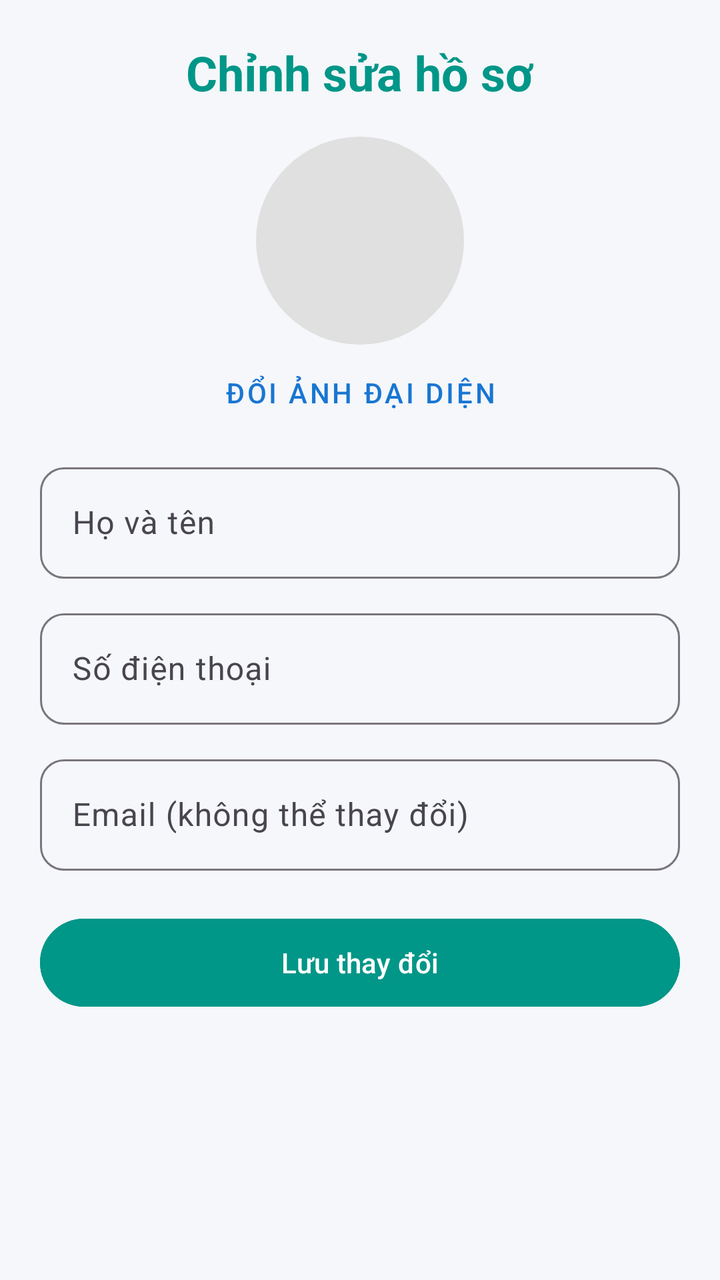
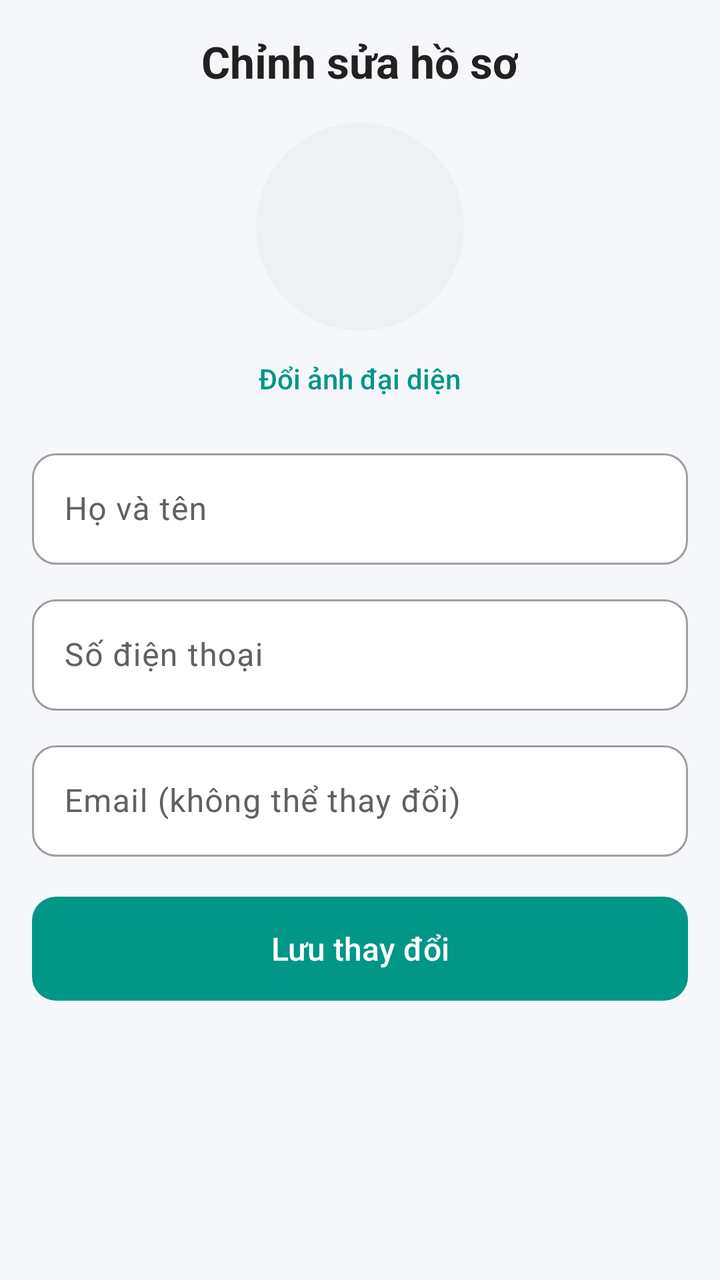

The first picture is an Android layout as it rendered before a commit; the second is the same layout after the commit. The layout source and the unified diff follow.
<!-- AndroidManifest.xml: application theme Theme.QLPT -->
<!-- res/layout/activity_edit_profile.xml -->
<?xml version="1.0" encoding="utf-8"?>
<ScrollView xmlns:android="http://schemas.android.com/apk/res/android"
    android:layout_width="match_parent"
    android:layout_height="match_parent"
    android:background="#F5F7FA"
    android:fillViewport="true">

    <LinearLayout
        android:layout_width="match_parent"
        android:layout_height="wrap_content"
        android:gravity="center_horizontal"
        android:orientation="vertical"
        android:padding="20dp">

        <TextView
            android:layout_width="wrap_content"
            android:layout_height="wrap_content"
            android:text="Chỉnh sửa hồ sơ"
            android:textColor="#009688"
            android:textSize="24sp"
            android:textStyle="bold" />

        <ImageView
            android:id="@+id/imgAvatar"
            android:layout_width="104dp"
            android:layout_height="104dp"
            android:layout_marginTop="16dp"
            android:background="@drawable/bg_circle"
            android:scaleType="centerCrop" />

        <Button
            android:id="@+id/btnPickAvatar"
            style="@style/Widget.MaterialComponents.Button.TextButton"
            android:layout_width="wrap_content"
            android:layout_height="wrap_content"
            android:text="Đổi ảnh đại diện" />

        <com.google.android.material.textfield.TextInputLayout
            android:layout_width="match_parent"
            android:layout_height="wrap_content"
            android:layout_marginTop="8dp"
            android:hint="Họ và tên">

            <com.google.android.material.textfield.TextInputEditText
                android:id="@+id/edtName"
                android:layout_width="match_parent"
                android:layout_height="wrap_content"
                android:inputType="textPersonName" />
        </com.google.android.material.textfield.TextInputLayout>

        <com.google.android.material.textfield.TextInputLayout
            android:layout_width="match_parent"
            android:layout_height="wrap_content"
            android:layout_marginTop="12dp"
            android:hint="Số điện thoại">

            <com.google.android.material.textfield.TextInputEditText
                android:id="@+id/edtPhone"
                android:layout_width="match_parent"
                android:layout_height="wrap_content"
                android:inputType="phone" />
        </com.google.android.material.textfield.TextInputLayout>

        <com.google.android.material.textfield.TextInputLayout
            android:layout_width="match_parent"
            android:layout_height="wrap_content"
            android:layout_marginTop="12dp"
            android:hint="Email (không thể thay đổi)">

            <com.google.android.material.textfield.TextInputEditText
                android:id="@+id/edtEmail"
                android:layout_width="match_parent"
                android:layout_height="wrap_content"
                android:enabled="false"
                android:inputType="textEmailAddress" />
        </com.google.android.material.textfield.TextInputLayout>

        <Button
            android:id="@+id/btnSave"
            android:layout_width="match_parent"
            android:layout_height="52dp"
            android:layout_marginTop="20dp"
            android:backgroundTint="#009688"
            android:text="Lưu thay đổi" />

        <ProgressBar
            android:id="@+id/progress"
            android:layout_width="wrap_content"
            android:layout_height="wrap_content"
            android:layout_marginTop="12dp"
            android:visibility="gone" />
    </LinearLayout>
</ScrollView>
<!-- resources referenced by this layout -->
<resources>
  <!-- drawable bg_circle (drawable) -->
  <?xml version="1.0" encoding="utf-8"?>
  <shape xmlns:android="http://schemas.android.com/apk/res/android"
      android:shape="oval">
      <solid android:color="#E0E0E0" />
  </shape>
  <style name="Base.Theme.QLPT" parent="Theme.Material3.DayNight.NoActionBar">
          <item name="colorPrimary">@color/colorPrimary</item>
          <item name="colorPrimaryDark">@color/colorPrimaryDark</item>
          <item name="colorAccent">@color/colorAccent</item>
          <item name="android:statusBarColor">@color/colorPrimaryDark</item>
          <item name="textInputStyle">@style/App.TextInput</item>
      </style>
  <color name="colorPrimary">#1976D2</color>
  <color name="colorPrimaryDark">#1565C0</color>
  <color name="colorAccent">#FF6F00</color>
  <style name="App.TextInput" parent="Widget.Material3.TextInputLayout.OutlinedBox">
          <item name="boxCornerRadiusTopStart">12dp</item>
          <item name="boxCornerRadiusTopEnd">12dp</item>
          <item name="boxCornerRadiusBottomStart">12dp</item>
          <item name="boxCornerRadiusBottomEnd">12dp</item>
      </style>
  <!-- unchanged entries left out for length: 1 -->
</resources>

<!-- the commit's change to res/layout/activity_edit_profile.xml (unified diff, before → after) -->
@@ -1,24 +1,24 @@
 <?xml version="1.0" encoding="utf-8"?>
-<ScrollView xmlns:android="http://schemas.android.com/apk/res/android"
+<ScrollView
+    xmlns:android="http://schemas.android.com/apk/res/android"
     android:layout_width="match_parent"
     android:layout_height="match_parent"
-    android:background="#F5F7FA"
-    android:fillViewport="true">
+    android:background="@color/qlpt_background"
+    android:fillViewport="true"
+    android:fitsSystemWindows="true">
 
     <LinearLayout
         android:layout_width="match_parent"
         android:layout_height="wrap_content"
         android:gravity="center_horizontal"
         android:orientation="vertical"
-        android:padding="20dp">
+        android:padding="16dp">
 
         <TextView
             android:layout_width="wrap_content"
             android:layout_height="wrap_content"
             android:text="Chỉnh sửa hồ sơ"
-            android:textColor="#009688"
-            android:textSize="24sp"
-            android:textStyle="bold" />
+            android:textAppearance="@style/TextAppearance.QLPT.ScreenTitle" />
 
         <ImageView
             android:id="@+id/imgAvatar"
@@ -30,7 +30,7 @@
 
         <Button
             android:id="@+id/btnPickAvatar"
-            style="@style/Widget.MaterialComponents.Button.TextButton"
+            style="@style/Widget.QLPT.Button.Text"
             android:layout_width="wrap_content"
             android:layout_height="wrap_content"
             android:text="Đổi ảnh đại diện" />
@@ -77,10 +77,10 @@
 
         <Button
             android:id="@+id/btnSave"
+            style="@style/Widget.QLPT.Button.Large"
             android:layout_width="match_parent"
-            android:layout_height="52dp"
+            android:layout_height="wrap_content"
             android:layout_marginTop="20dp"
-            android:backgroundTint="#009688"
             android:text="Lưu thay đổi" />
 
         <ProgressBar
<!-- resource entries referenced after the edit -->
@@ -1,27 +1,124 @@
 <!-- resources referenced by this layout -->
 <resources>
+  <color name="qlpt_background">#F5F7FA</color>
   <!-- drawable bg_circle (drawable) -->
   <?xml version="1.0" encoding="utf-8"?>
   <shape xmlns:android="http://schemas.android.com/apk/res/android"
       android:shape="oval">
-      <solid android:color="#E0E0E0" />
+      <solid android:color="@color/qlpt_neutral_bg" />
   </shape>
-  <style name="Base.Theme.QLPT" parent="Theme.Material3.DayNight.NoActionBar">
+  <style name="TextAppearance.QLPT.ScreenTitle" parent="TextAppearance.Material3.HeadlineSmall">
+          <item name="android:textSize">22sp</item>
+          <item name="android:textStyle">bold</item>
+          <item name="android:textColor">@color/qlpt_text</item>
+      </style>
+  <style name="Widget.QLPT.Button.Large">
+          <item name="android:minHeight">52dp</item>
+          <item name="android:insetTop">0dp</item>
+          <item name="android:insetBottom">0dp</item>
+          <item name="android:textSize">16sp</item>
+      </style>
+  <style name="Widget.QLPT.Button.Text" parent="Widget.Material3.Button.TextButton">
+          <item name="android:textAllCaps">false</item>
+          <item name="android:letterSpacing">0</item>
+      </style>
+  <color name="qlpt_neutral_bg">#EEF0F2</color>
+  <color name="qlpt_text">#212121</color>
+  <style name="Base.Theme.QLPT" parent="Theme.Material3.Light.NoActionBar">
+          
           <item name="colorPrimary">@color/colorPrimary</item>
+          <item name="colorOnPrimary">@color/qlpt_surface</item>
+          <item name="colorPrimaryContainer">@color/qlpt_primary_container</item>
+          <item name="colorOnPrimaryContainer">@color/qlpt_on_primary_container</item>
           <item name="colorPrimaryDark">@color/colorPrimaryDark</item>
           <item name="colorAccent">@color/colorAccent</item>
+  
+          
+          <item name="colorSecondary">@color/qlpt_accent</item>
+          <item name="colorOnSecondary">@color/qlpt_surface</item>
+          <item name="colorSecondaryContainer">@color/qlpt_primary_container</item>
+          <item name="colorOnSecondaryContainer">@color/qlpt_on_primary_container</item>
+  
+          <item name="colorError">@color/qlpt_error</item>
+  
+          
+          <item name="android:colorBackground">@color/qlpt_background</item>
+          <item name="colorSurface">@color/qlpt_surface</item>
+          <item name="colorSurfaceContainer">@color/qlpt_surface</item>
+          <item name="colorOnSurface">@color/qlpt_text</item>
+          <item name="colorOnSurfaceVariant">@color/qlpt_text_secondary</item>
+          <item name="colorOutline">@color/qlpt_text_hint</item>
+          <item name="colorOutlineVariant">@color/qlpt_border</item>
+  
+          
           <item name="android:statusBarColor">@color/colorPrimaryDark</item>
+          <item name="android:windowLightStatusBar">@bool/qlpt_light_status_bar</item>
+  
+          
+          <item name="materialButtonStyle">@style/Widget.QLPT.Button</item>
+          <item name="materialButtonOutlinedStyle">@style/Widget.QLPT.Button.Outlined</item>
+          <item name="materialCardViewStyle">@style/Widget.QLPT.Card</item>
           <item name="textInputStyle">@style/App.TextInput</item>
+          <item name="bottomNavigationStyle">@style/Widget.QLPT.BottomNav</item>
+          <item name="bottomSheetDialogTheme">@style/ThemeOverlay.QLPT.BottomSheetDialog</item>
       </style>
-  <color name="colorPrimary">#1976D2</color>
-  <color name="colorPrimaryDark">#1565C0</color>
-  <color name="colorAccent">#FF6F00</color>
+  <color name="colorPrimary">@color/qlpt_primary</color>
+  <color name="qlpt_surface">#FFFFFF</color>
+  <color name="qlpt_primary_container">#E0F2F1</color>
+  <color name="qlpt_on_primary_container">#00695C</color>
+  <color name="colorPrimaryDark">@color/qlpt_primary_dark</color>
+  <color name="colorAccent">@color/qlpt_accent</color>
+  <color name="qlpt_accent">#F57C00</color>
+  <color name="qlpt_error">#E53935</color>
+  <color name="qlpt_text_secondary">#616161</color>
+  <color name="qlpt_text_hint">#9E9E9E</color>
+  <color name="qlpt_border">#E5E7EB</color>
+  <style name="Widget.QLPT.Button" parent="Widget.Material3.Button">
+          <item name="cornerRadius">12dp</item>
+          <item name="android:textAllCaps">false</item>
+          <item name="android:letterSpacing">0</item>
+      </style>
+  <style name="Widget.QLPT.Button.Outlined" parent="Widget.Material3.Button.OutlinedButton">
+          <item name="cornerRadius">12dp</item>
+          <item name="android:textAllCaps">false</item>
+          <item name="android:letterSpacing">0</item>
+          <item name="strokeColor">@color/qlpt_border</item>
+      </style>
+  <style name="Widget.QLPT.Card" parent="Widget.Material3.CardView.Outlined">
+          <item name="cardCornerRadius">12dp</item>
+          <item name="cardElevation">0dp</item>
+          <item name="strokeWidth">1dp</item>
+          <item name="strokeColor">@color/qlpt_border</item>
+          <item name="cardBackgroundColor">@color/qlpt_surface</item>
+      </style>
   <style name="App.TextInput" parent="Widget.Material3.TextInputLayout.OutlinedBox">
+          
+          <item name="boxBackgroundColor">@color/qlpt_surface</item>
           <item name="boxCornerRadiusTopStart">12dp</item>
           <item name="boxCornerRadiusTopEnd">12dp</item>
           <item name="boxCornerRadiusBottomStart">12dp</item>
           <item name="boxCornerRadiusBottomEnd">12dp</item>
       </style>
+  <style name="Widget.QLPT.BottomNav" parent="Widget.Material3.BottomNavigationView">
+          <item name="backgroundTint">@color/qlpt_surface</item>
+          <item name="elevation">8dp</item>
+      </style>
+  <style name="ThemeOverlay.QLPT.BottomSheetDialog" parent="ThemeOverlay.Material3.BottomSheetDialog">
+          <item name="bottomSheetStyle">@style/Widget.QLPT.BottomSheet</item>
+      </style>
+  <color name="qlpt_primary">#009688</color>
+  <color name="qlpt_primary_dark">#00796B</color>
+  <style name="Widget.QLPT.BottomSheet" parent="Widget.Material3.BottomSheet.Modal">
+          <item name="backgroundTint">@color/qlpt_surface</item>
+          <item name="shapeAppearance">@style/ShapeAppearance.QLPT.BottomSheet</item>
+      </style>
+  <style name="ShapeAppearance.QLPT.BottomSheet" parent="">
+          <item name="cornerFamily">rounded</item>
+          <item name="cornerSizeTopLeft">24dp</item>
+          <item name="cornerSizeTopRight">24dp</item>
+          <item name="cornerSizeBottomLeft">0dp</item>
+          <item name="cornerSizeBottomRight">0dp</item>
+      </style>
   <!-- unchanged entries left out for length: 1 -->
 </resources>
 
